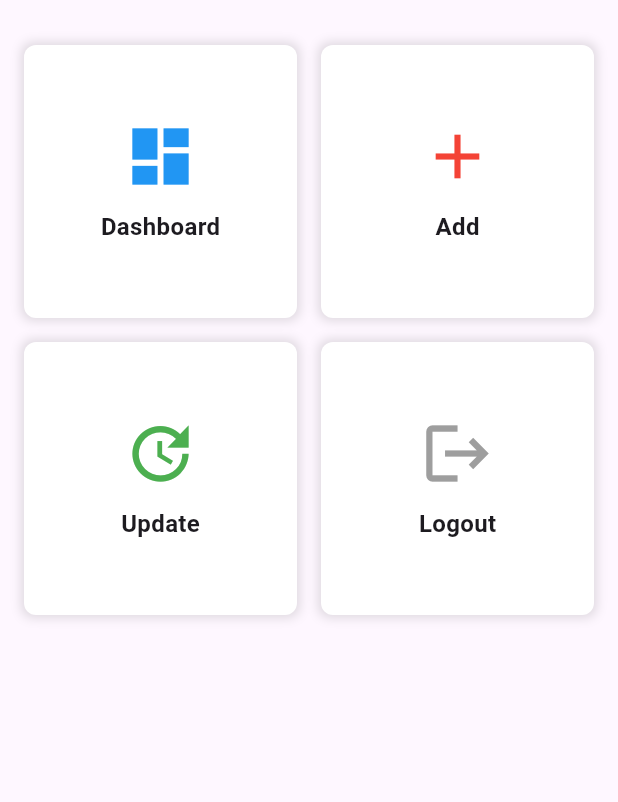
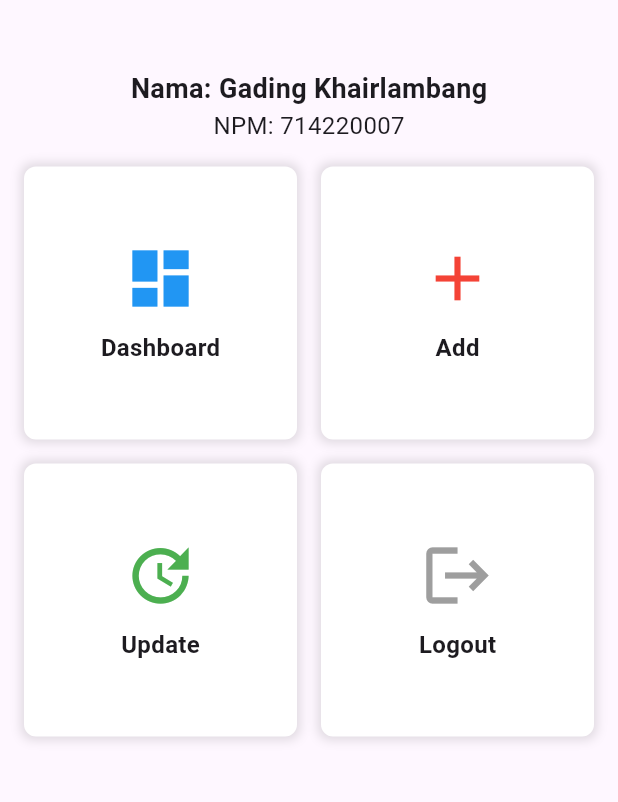
Before and after one commit to mieramensatu/Praktikum-flutter, a Flutter app: the HomePage screen opened directly, on a phone screen of 412 x 824 dp, the part 63-865 px from its top. Run offline on Flutter 3.47's test engine with Material 3 defaults, Android fonts, the phone set to English and light mode, and no system bars.

Commit message:
fix: button back

```diff
--- a/lib/pages/home_page.dart
+++ b/lib/pages/home_page.dart
@@ -10,12 +10,34 @@ class HomePage extends StatelessWidget {
 
   @override
   Widget build(BuildContext context) {
-    return Scaffold(
+    return WillPopScope(
+      onWillPop: () async {
+        return false;
+      },
+      child: Scaffold(
         appBar: AppBar(
           title: Text('Management System'),
         ),
         body: Padding(
           padding: const EdgeInsets.all(16.0),
+          child: Column(
+            children: [
+              Padding(
+                padding: const EdgeInsets.symmetric(vertical: 16.0),
+                child: Column(
+                  children: [
+                    Text(
+                      'Nama: Gading Khairlambang',
+                      style: TextStyle(fontSize: 18, fontWeight: FontWeight.bold),
+                    ),
+                    Text(
+                      'NPM: 714220007',
+                      style: TextStyle(fontSize: 16),
+                    ),
+                  ],
+                ),
+              ),
+              Expanded(
                 child: GridView.count(
                   crossAxisCount: 2,
                   crossAxisSpacing: 16.0,
@@ -72,14 +94,17 @@ class HomePage extends StatelessWidget {
                   ],
                 ),
               ),
+            ],
+          ),
+        ),
+      ),
     );
   }
 
   Widget _buildGridItem(BuildContext context, IconData icon, String title,
       Color color, Widget? page, {Function()? onTap}) {
     return GestureDetector(
-      onTap: onTap ??
-          () {
+      onTap: onTap ?? () {
         Navigator.push(
           context,
           MaterialPageRoute(builder: (context) => page!),
```
Lines whose indentation alone changed are shown as unchanged.
